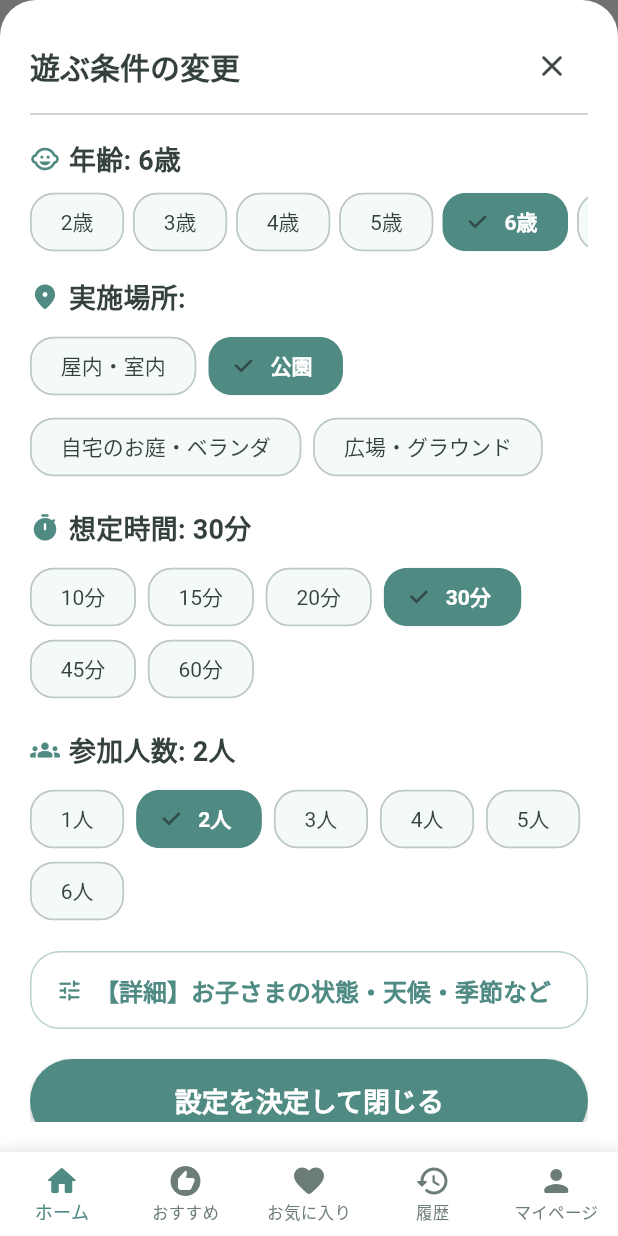
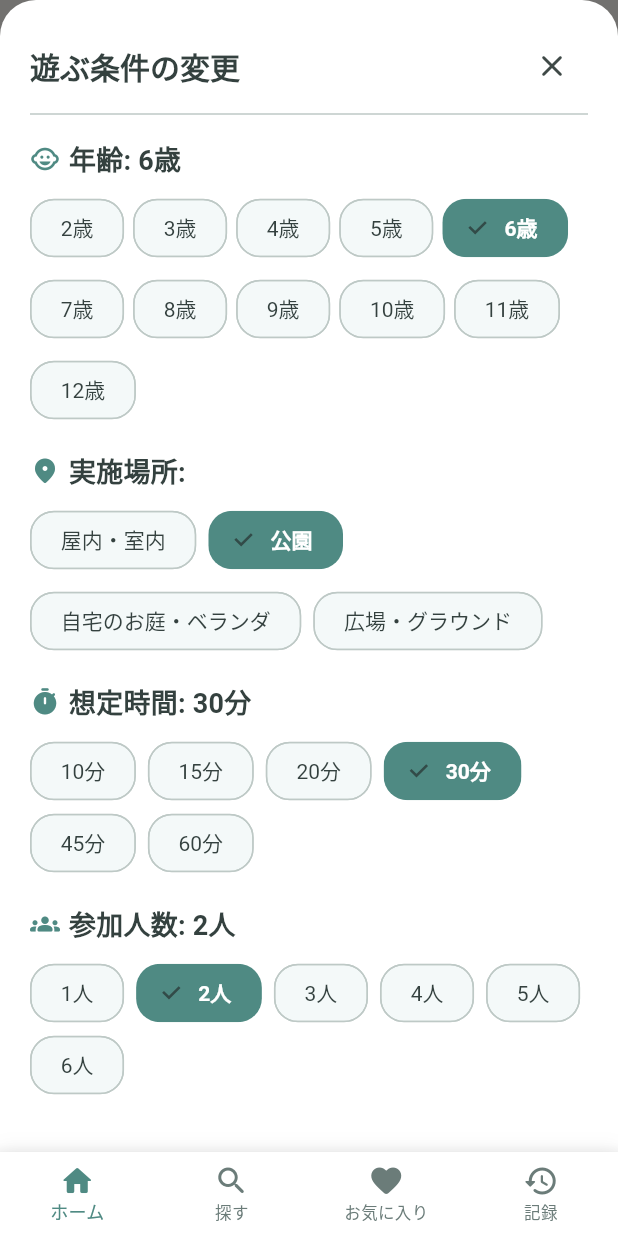
Before and after one commit to HidakaNeruMasato/child_exercise_assistant, a Flutter app: the screen it shows after launch, after a tap on "変更", on a phone screen of 412 x 824 dp. Run offline on Flutter 3.47's test engine with Material 3 defaults, Android fonts, the light colour scheme and no system bars; our stand-ins replace csv, flutter_riverpod, gap, go_router, google_fonts.

Commit message:
Refine UX: Wrap age selection (2 rows full view), PC bounds for popular activities, and 4-item footer menu

```diff
--- a/lib/features/home/home_screen.dart
+++ b/lib/features/home/home_screen.dart
@@ -80,13 +80,10 @@ class HomeScreen extends ConsumerWidget {
                           ],
                         ),
                         const Gap(8),
-                        SizedBox(
-                          height: 40,
-                          child: ListView.separated(
-                            scrollDirection: Axis.horizontal,
-                            itemCount: 11, // 2歳〜12歳
-                            separatorBuilder: (_, __) => const Gap(6),
-                            itemBuilder: (context, index) {
+                        Wrap(
+                          spacing: 6,
+                          runSpacing: 6,
+                          children: List.generate(11, (index) {
                             final age = index + 2;
                             final isSelected = currentCond.childAge == age;
                             return ChoiceChip(
@@ -104,8 +101,7 @@ class HomeScreen extends ConsumerWidget {
                                 }
                               },
                             );
-                            },
-                          ),
+                          }),
                         ),
                         const Gap(16),
 
@@ -687,8 +683,10 @@ class HomeScreen extends ConsumerWidget {
                   return const Text('表示できる遊びがありません');
                 }
 
+                if (isMobile) {
+                  // スマホ時: 横スライド表示
                   return SizedBox(
-                  height: 220,
+                    height: 230,
                     child: ListView.separated(
                       scrollDirection: Axis.horizontal,
                       itemCount: list.length,
@@ -697,59 +695,25 @@ class HomeScreen extends ConsumerWidget {
                         final item = list[index];
                         return SizedBox(
                           width: 240,
-                        child: CustomCard(
-                          padding: const EdgeInsets.all(16),
-                          onTap: () {
-                            // Tap 3: 詳細画面へ
-                            context.push(AppRoutes.buildActivityDetailPath(item.id));
-                          },
-                          child: Column(
-                            crossAxisAlignment: CrossAxisAlignment.start,
-                            children: [
-                              Container(
-                                height: 80,
-                                decoration: BoxDecoration(
-                                  color: AppTheme.secondaryContainer.withOpacity(0.5),
-                                  borderRadius: BorderRadius.circular(16),
-                                ),
-                                child: Center(
-                                  child: Icon(
-                                    Icons.sports_kabaddi_rounded,
-                                    size: 40,
-                                    color: Theme.of(context).colorScheme.primary,
-                                  ),
-                                ),
-                              ),
-                              const Gap(10),
-                              Text(
-                                item.title,
-                                style: Theme.of(context).textTheme.titleMedium?.copyWith(
-                                      fontSize: 16,
-                                    ),
-                                maxLines: 1,
-                                overflow: TextOverflow.ellipsis,
-                              ),
-                              const Gap(6),
-                              Row(
-                                children: [
-                                  TagChip(
-                                    label: '${item.minAge}〜${item.maxAge}歳',
-                                    backgroundColor: AppTheme.primaryContainer.withOpacity(0.4),
-                                  ),
-                                  const Gap(6),
-                                  TagChip(
-                                    label: '${item.durationMinutes}分',
-                                    backgroundColor: AppTheme.secondaryContainer.withOpacity(0.4),
-                                  ),
-                                ],
-                              ),
-                            ],
-                          ),
-                        ),
+                          child: _buildPopularActivityCard(context, item),
                         );
                       },
                     ),
                   );
+                } else {
+                  // PC時: スライドせず画面幅にピタッと収まる4件を表示
+                  final pcItems = list.take(4).toList();
+                  return Row(
+                    children: pcItems.map((item) {
+                      return Expanded(
+                        child: Padding(
+                          padding: const EdgeInsets.only(right: 12),
+                          child: _buildPopularActivityCard(context, item),
+                        ),
+                      );
+                    }).toList(),
+                  );
+                }
               },
             ),
             const Gap(24),
@@ -773,4 +737,81 @@ class HomeScreen extends ConsumerWidget {
       ),
     );
   }
+
+  Widget _buildPopularActivityCard(BuildContext context, Activity item) {
+    return CustomCard(
+      padding: const EdgeInsets.all(16),
+      onTap: () {
+        context.push(AppRoutes.buildActivityDetailPath(item.id));
+      },
+      child: Column(
+        crossAxisAlignment: CrossAxisAlignment.start,
+        children: [
+          Container(
+            height: 90,
+            width: double.infinity,
+            decoration: BoxDecoration(
+              color: AppTheme.secondaryContainer.withOpacity(0.5),
+              borderRadius: BorderRadius.circular(16),
+            ),
+            child: ClipRRect(
+              borderRadius: BorderRadius.circular(16),
+              child: item.imageUrl != null
+                  ? Image.asset(
+                      item.imageUrl!,
+                      fit: BoxFit.cover,
+                      errorBuilder: (_, __, ___) => Center(
+                        child: Icon(
+                          Icons.sports_kabaddi_rounded,
+                          size: 40,
+                          color: Theme.of(context).colorScheme.primary,
+                        ),
+                      ),
+                    )
+                  : Center(
+                      child: Icon(
+                        Icons.sports_kabaddi_rounded,
+                        size: 40,
+                        color: Theme.of(context).colorScheme.primary,
+                      ),
+                    ),
+            ),
+          ),
+          const Gap(10),
+          Text(
+            item.title,
+            style: Theme.of(context).textTheme.titleMedium?.copyWith(
+                  fontWeight: FontWeight.bold,
+                  fontSize: 15,
+                ),
+            maxLines: 1,
+            overflow: TextOverflow.ellipsis,
+          ),
+          const Gap(4),
+          Text(
+            item.description,
+            style: Theme.of(context).textTheme.bodySmall?.copyWith(
+                  color: AppTheme.textMutedColor,
+                ),
+            maxLines: 2,
+            overflow: TextOverflow.ellipsis,
+          ),
+          const Gap(6),
+          Row(
+            children: [
+              TagChip(
+                label: '${item.minAge}〜${item.maxAge}歳',
+                backgroundColor: AppTheme.primaryContainer.withOpacity(0.4),
+              ),
+              const Gap(6),
+              TagChip(
+                label: '${item.durationMinutes}分',
+                backgroundColor: AppTheme.secondaryContainer.withOpacity(0.4),
+              ),
+            ],
+          ),
+        ],
+      ),
+    );
   }
+}
--- a/lib/features/recommendation/recommendation_screen.dart
+++ b/lib/features/recommendation/recommendation_screen.dart
@@ -88,13 +88,10 @@ class _RecommendationScreenState extends ConsumerState<RecommendationScreen> {
                       Text('子どもの年齢: ${condition.childAge}歳',
                           style: Theme.of(context).textTheme.bodyLarge?.copyWith(fontWeight: FontWeight.bold)),
                       const Gap(6),
-                      SizedBox(
-                        height: 38,
-                        child: ListView.separated(
-                          scrollDirection: Axis.horizontal,
-                          itemCount: 11, // 2歳〜12歳
-                          separatorBuilder: (_, __) => const Gap(6),
-                          itemBuilder: (context, index) {
+                      Wrap(
+                        spacing: 6,
+                        runSpacing: 6,
+                        children: List.generate(11, (index) {
                           final age = index + 2;
                           final isSelected = condition.childAge == age;
                           return ChoiceChip(
@@ -111,8 +108,7 @@ class _RecommendationScreenState extends ConsumerState<RecommendationScreen> {
                               }
                             },
                           );
-                          },
-                        ),
+                        }),
                       ),
                       const Gap(12),
 
--- a/lib/routing/app_router.dart
+++ b/lib/routing/app_router.dart
@@ -91,10 +91,9 @@ class MainShellLayout extends StatelessWidget {
 
   int _calculateSelectedIndex(String loc) {
     if (loc.startsWith(AppRoutes.home)) return 0;
-    if (loc.startsWith(AppRoutes.recommendations)) return 1;
+    if (loc.startsWith(AppRoutes.recommendations) || loc.startsWith(AppRoutes.allActivities)) return 1;
     if (loc.startsWith(AppRoutes.favorites)) return 2;
     if (loc.startsWith(AppRoutes.history)) return 3;
-    if (loc.startsWith(AppRoutes.profile)) return 4;
     return 0;
   }
 
@@ -111,9 +110,6 @@ class MainShellLayout extends StatelessWidget {
         break;
       case 3:
         context.go(AppRoutes.history);
-        break;
-      case 4:
-        context.go(AppRoutes.profile);
         break;
     }
   }
@@ -150,9 +146,9 @@ class MainShellLayout extends StatelessWidget {
               label: 'ホーム',
             ),
             BottomNavigationBarItem(
-              icon: Icon(Icons.recommend_rounded),
-              activeIcon: Icon(Icons.recommend_rounded, color: AppTheme.primaryColor),
-              label: 'おすすめ',
+              icon: Icon(Icons.search_rounded),
+              activeIcon: Icon(Icons.search_rounded, color: AppTheme.primaryColor),
+              label: '探す',
             ),
             BottomNavigationBarItem(
               icon: Icon(Icons.favorite_rounded),
@@ -162,12 +158,7 @@ class MainShellLayout extends StatelessWidget {
             BottomNavigationBarItem(
               icon: Icon(Icons.history_rounded),
               activeIcon: Icon(Icons.history_rounded, color: AppTheme.primaryColor),
-              label: '履歴',
-            ),
-            BottomNavigationBarItem(
-              icon: Icon(Icons.person_rounded),
-              activeIcon: Icon(Icons.person_rounded, color: AppTheme.primaryColor),
-              label: 'マイページ',
+              label: '記録',
             ),
           ],
         ),
```
Also changed, not shown: 3 other files. Lines whose indentation alone changed are shown as unchanged.
